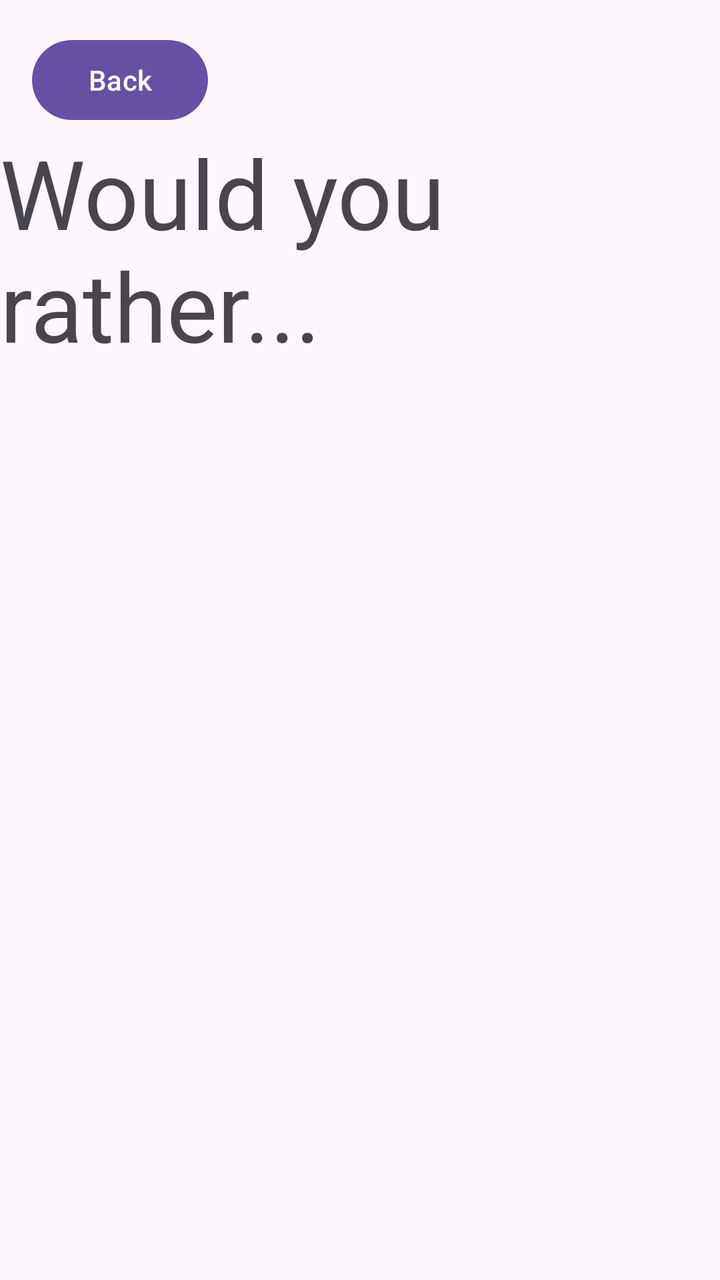
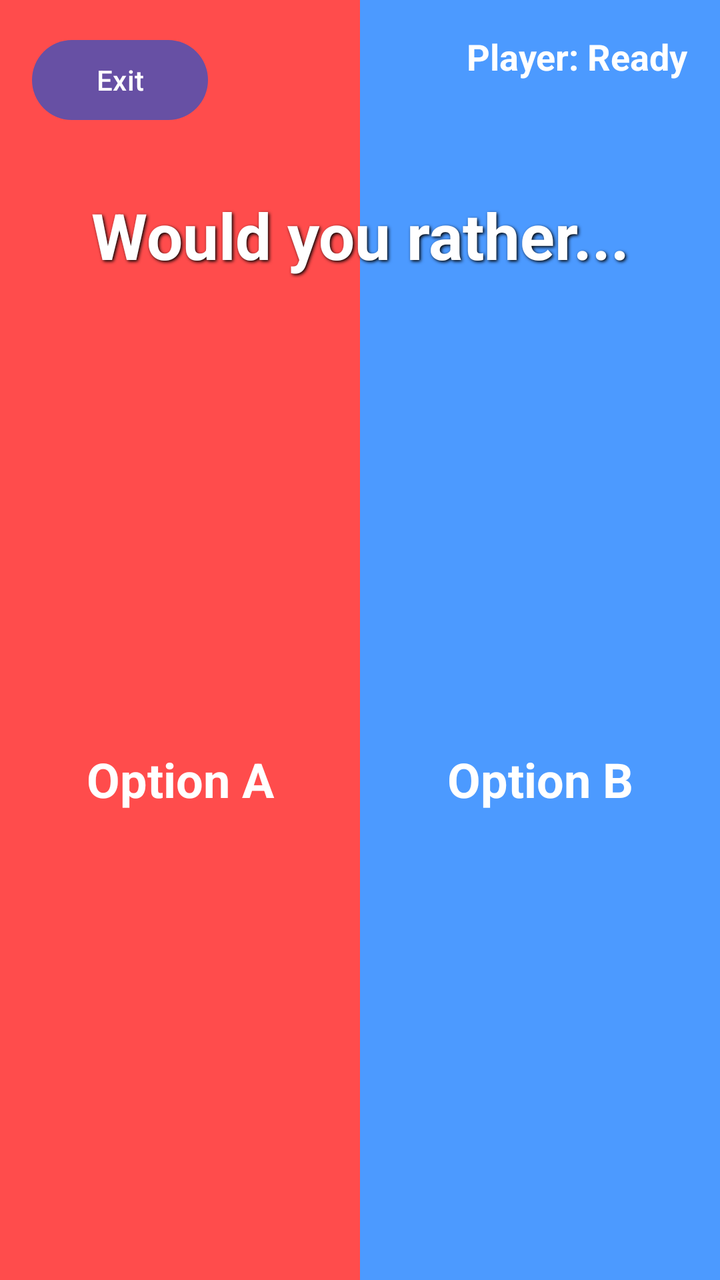

Screens rendered from an Android XML layout before and after an edit, with the pre-edit source and the edit as a unified diff.
<!-- AndroidManifest.xml: application theme Theme.Final -->
<!-- res/layout/activity_game.xml -->
<?xml version="1.0" encoding="utf-8"?>
<androidx.constraintlayout.widget.ConstraintLayout xmlns:android="http://schemas.android.com/apk/res/android"
    xmlns:app="http://schemas.android.com/apk/res-auto"
    xmlns:tools="http://schemas.android.com/tools"
    android:id="@+id/main"
    android:layout_width="match_parent"
    android:layout_height="match_parent"
    tools:context=".Game">

    <Button
        android:id="@+id/button6"
        android:layout_width="wrap_content"
        android:layout_height="wrap_content"
        android:layout_marginStart="16dp"
        android:layout_marginTop="16dp"
        android:onClick="onBackPressed"
        android:text="Back"
        app:layout_constraintStart_toStartOf="parent"
        app:layout_constraintTop_toTopOf="parent" />

    <TextView
        android:id="@+id/textView4"
        android:layout_width="wrap_content"
        android:layout_height="wrap_content"
        android:text="Would you rather..."
        android:textSize="48sp"
        app:layout_constraintEnd_toEndOf="parent"
        app:layout_constraintStart_toStartOf="parent"
        app:layout_constraintTop_toBottomOf="@+id/button6" />
</androidx.constraintlayout.widget.ConstraintLayout>
<!-- resources referenced by this layout -->
<resources>
  <style name="Theme.Final" parent="Base.Theme.Final" />
  <style name="Base.Theme.Final" parent="Theme.Material3.DayNight.NoActionBar">
          
          
      </style>
</resources>

<!-- the commit's change to res/layout/activity_game.xml (unified diff, before → after) -->
@@ -7,24 +7,165 @@
     android:layout_height="match_parent"
     tools:context=".Game">
 
+    
+    <View
+        android:id="@+id/bgLeft"
+        android:layout_width="0dp"
+        android:layout_height="match_parent"
+        android:background="#FF4C4C"
+        app:layout_constraintEnd_toStartOf="@+id/guidelineCenter"
+        app:layout_constraintStart_toStartOf="parent" />
+
+    
+    <View
+        android:id="@+id/bgRight"
+        android:layout_width="0dp"
+        android:layout_height="match_parent"
+        android:background="#4C9AFF"
+        app:layout_constraintEnd_toEndOf="parent"
+        app:layout_constraintStart_toEndOf="@+id/guidelineCenter" />
+
+    
+    
+    <View
+        android:id="@+id/fillLeft"
+        android:layout_width="0dp"
+        android:layout_height="match_parent"
+        android:background="#B20000"
+        android:scaleY="0"
+        android:transformPivotY="10000dp"
+        app:layout_constraintEnd_toStartOf="@+id/guidelineCenter"
+        app:layout_constraintStart_toStartOf="parent" />
+
+    
+    
+    <View
+        android:id="@+id/fillRight"
+        android:layout_width="0dp"
+        android:layout_height="match_parent"
+        android:background="#004C99"
+        android:scaleY="0"
+        app:layout_constraintEnd_toEndOf="parent"
+        app:layout_constraintStart_toEndOf="@+id/guidelineCenter" />
+
+    <androidx.constraintlayout.widget.Guideline
+        android:id="@+id/guidelineCenter"
+        android:layout_width="wrap_content"
+        android:layout_height="wrap_content"
+        android:orientation="vertical"
+        app:layout_constraintGuide_percent="0.5" />
+
+    <TextView
+        android:id="@+id/tvQuestion"
+        android:layout_width="0dp"
+        android:layout_height="wrap_content"
+        android:layout_margin="32dp"
+        android:layout_marginTop="64dp"
+        android:text="Would you rather..."
+        android:textAlignment="center"
+        android:textColor="#FFFFFF"
+        android:textSize="32sp"
+        android:textStyle="bold"
+        android:shadowColor="#000000"
+        android:shadowDx="2"
+        android:shadowDy="2"
+        android:shadowRadius="4"
+        app:layout_constraintEnd_toEndOf="parent"
+        app:layout_constraintStart_toStartOf="parent"
+        app:layout_constraintTop_toBottomOf="@+id/btnBack" />
+
+    <TextView
+        android:id="@+id/tvOptionLeft"
+        android:layout_width="0dp"
+        android:layout_height="wrap_content"
+        android:layout_margin="16dp"
+        android:text="Option A"
+        android:textAlignment="center"
+        android:textColor="#FFFFFF"
+        android:textSize="24sp"
+        android:textStyle="bold"
+        app:layout_constraintBottom_toBottomOf="parent"
+        app:layout_constraintEnd_toStartOf="@+id/guidelineCenter"
+        app:layout_constraintStart_toStartOf="parent"
+        app:layout_constraintTop_toBottomOf="@+id/tvQuestion" />
+
+    <TextView
+        android:id="@+id/tvOptionRight"
+        android:layout_width="0dp"
+        android:layout_height="wrap_content"
+        android:layout_margin="16dp"
+        android:text="Option B"
+        android:textAlignment="center"
+        android:textColor="#FFFFFF"
+        android:textSize="24sp"
+        android:textStyle="bold"
+        app:layout_constraintBottom_toBottomOf="parent"
+        app:layout_constraintEnd_toEndOf="parent"
+        app:layout_constraintStart_toEndOf="@+id/guidelineCenter"
+        app:layout_constraintTop_toBottomOf="@+id/tvQuestion" />
+
+    
+    <TextView
+        android:id="@+id/tvStatsLeft"
+        android:layout_width="wrap_content"
+        android:layout_height="wrap_content"
+        android:text="60%"
+        android:textColor="#FFFFFF"
+        android:textSize="48sp"
+        android:textStyle="bold"
+        android:visibility="gone"
+        app:layout_constraintBottom_toBottomOf="parent"
+        app:layout_constraintEnd_toStartOf="@+id/guidelineCenter"
+        app:layout_constraintStart_toStartOf="parent"
+        app:layout_constraintTop_toTopOf="parent" />
+
+    <TextView
+        android:id="@+id/tvStatsRight"
+        android:layout_width="wrap_content"
+        android:layout_height="wrap_content"
+        android:text="40%"
+        android:textColor="#FFFFFF"
+        android:textSize="48sp"
+        android:textStyle="bold"
+        android:visibility="gone"
+        app:layout_constraintBottom_toBottomOf="parent"
+        app:layout_constraintEnd_toEndOf="parent"
+        app:layout_constraintStart_toEndOf="@+id/guidelineCenter"
+        app:layout_constraintTop_toTopOf="parent" />
+
     <Button
-        android:id="@+id/button6"
+        android:id="@+id/btnNextQuestion"
+        android:layout_width="wrap_content"
+        android:layout_height="wrap_content"
+        android:layout_marginBottom="32dp"
+        android:text="Next Question"
+        android:visibility="gone"
+        app:layout_constraintBottom_toBottomOf="parent"
+        app:layout_constraintEnd_toEndOf="parent"
+        app:layout_constraintStart_toStartOf="parent" />
+
+    <Button
+        android:id="@+id/btnBack"
         android:layout_width="wrap_content"
         android:layout_height="wrap_content"
         android:layout_marginStart="16dp"
         android:layout_marginTop="16dp"
         android:onClick="onBackPressed"
-        android:text="Back"
+        android:text="Exit"
         app:layout_constraintStart_toStartOf="parent"
         app:layout_constraintTop_toTopOf="parent" />
 
     <TextView
-        android:id="@+id/textView4"
+        android:id="@+id/tvCurrentPlayer"
         android:layout_width="wrap_content"
         android:layout_height="wrap_content"
-        android:text="Would you rather..."
-        android:textSize="48sp"
+        android:layout_marginTop="16dp"
+        android:layout_marginEnd="16dp"
+        android:text="Player: Ready"
+        android:textColor="#FFFFFF"
+        android:textSize="18sp"
+        android:textStyle="bold"
         app:layout_constraintEnd_toEndOf="parent"
-        app:layout_constraintStart_toStartOf="parent"
-        app:layout_constraintTop_toBottomOf="@+id/button6" />
+        app:layout_constraintTop_toTopOf="parent" />
+
 </androidx.constraintlayout.widget.ConstraintLayout>
